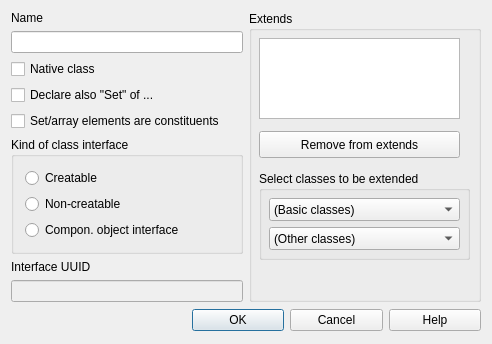
Before: the Qt Designer form lavape/src/LavaPE_UI/idd_interfacebox.ui in berkus/lavape, drawn with Qt 5.
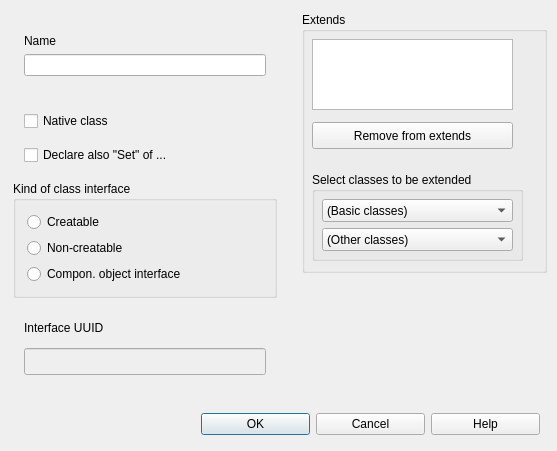
After: the same form once the commit is applied.

What changed in the file:
```diff
--- a/lavape/src/LavaPE_UI/idd_interfacebox.ui
+++ b/lavape/src/LavaPE_UI/idd_interfacebox.ui
@@ -5,8 +5,8 @@
    <rect>
     <x>0</x>
     <y>0</y>
-    <width>492</width>
-    <height>321</height>
+    <width>557</width>
+    <height>451</height>
    </rect>
   </property>
   <property name="sizePolicy" >
@@ -18,11 +18,134 @@
   <property name="windowTitle" >
    <string>Lava Class</string>
   </property>
-  <layout class="QVBoxLayout" >
+  <widget class="QWidget" native="1" name="widget" >
+   <property name="geometry" >
+    <rect>
+     <x>12</x>
+     <y>401</y>
+     <width>539</width>
+     <height>46</height>
+    </rect>
+   </property>
+   <property name="sizePolicy" >
+    <sizepolicy vsizetype="Fixed" hsizetype="Preferred" >
+     <horstretch>0</horstretch>
+     <verstretch>0</verstretch>
+    </sizepolicy>
+   </property>
+   <layout class="QHBoxLayout" name="horizontalLayout" >
    <item>
-    <layout class="QHBoxLayout" >
+     <spacer>
+      <property name="sizePolicy" >
+       <sizepolicy vsizetype="Minimum" hsizetype="MinimumExpanding" >
+        <horstretch>0</horstretch>
+        <verstretch>0</verstretch>
+       </sizepolicy>
+      </property>
+      <property name="orientation" >
+       <enum>Qt::Horizontal</enum>
+      </property>
+      <property name="sizeType" >
+       <enum>QSizePolicy::MinimumExpanding</enum>
+      </property>
+      <property name="sizeHint" stdset="0" >
+       <size>
+        <width>178</width>
+        <height>22</height>
+       </size>
+      </property>
+     </spacer>
+    </item>
      <item>
-      <layout class="QVBoxLayout" >
+     <widget class="QPushButton" name="ID_OK" >
+      <property name="sizePolicy" >
+       <sizepolicy vsizetype="Fixed" hsizetype="MinimumExpanding" >
+        <horstretch>0</horstretch>
+        <verstretch>0</verstretch>
+       </sizepolicy>
+      </property>
+      <property name="focusPolicy" >
+       <enum>Qt::NoFocus</enum>
+      </property>
+      <property name="text" >
+       <string>OK</string>
+      </property>
+      <property name="default" >
+       <bool>true</bool>
+      </property>
+     </widget>
+    </item>
+    <item>
+     <widget class="QPushButton" name="ID_CANCEL" >
+      <property name="sizePolicy" >
+       <sizepolicy vsizetype="Fixed" hsizetype="MinimumExpanding" >
+        <horstretch>0</horstretch>
+        <verstretch>0</verstretch>
+       </sizepolicy>
+      </property>
+      <property name="focusPolicy" >
+       <enum>Qt::NoFocus</enum>
+      </property>
+      <property name="text" >
+       <string>Cancel</string>
+      </property>
+     </widget>
+    </item>
+    <item>
+     <widget class="QPushButton" name="ID_HELP" >
+      <property name="sizePolicy" >
+       <sizepolicy vsizetype="Fixed" hsizetype="MinimumExpanding" >
+        <horstretch>0</horstretch>
+        <verstretch>0</verstretch>
+       </sizepolicy>
+      </property>
+      <property name="focusPolicy" >
+       <enum>Qt::NoFocus</enum>
+      </property>
+      <property name="text" >
+       <string>Help</string>
+      </property>
+     </widget>
+    </item>
+   </layout>
+  </widget>
+  <widget class="QWidget" native="1" name="widget_6" >
+   <property name="geometry" >
+    <rect>
+     <x>12</x>
+     <y>12</y>
+     <width>539</width>
+     <height>379</height>
+    </rect>
+   </property>
+   <property name="sizePolicy" >
+    <sizepolicy vsizetype="Preferred" hsizetype="Fixed" >
+     <horstretch>0</horstretch>
+     <verstretch>0</verstretch>
+    </sizepolicy>
+   </property>
+   <widget class="QWidget" native="1" name="widget_4" >
+    <property name="geometry" >
+     <rect>
+      <x>-10</x>
+      <y>0</y>
+      <width>286</width>
+      <height>385</height>
+     </rect>
+    </property>
+    <property name="sizePolicy" >
+     <sizepolicy vsizetype="Preferred" hsizetype="MinimumExpanding" >
+      <horstretch>0</horstretch>
+      <verstretch>0</verstretch>
+     </sizepolicy>
+    </property>
+    <layout class="QVBoxLayout" name="verticalLayout_4" >
+     <property name="spacing" >
+      <number>5</number>
+     </property>
+     <item>
+      <widget class="QWidget" native="1" name="widget_3" >
+       <layout class="QVBoxLayout" name="verticalLayout_2" >
        <item>
         <widget class="QLabel" name="Label_IDC_STATIC36" >
          <property name="sizePolicy" >
@@ -64,6 +187,12 @@
          </property>
         </widget>
        </item>
+       </layout>
+      </widget>
+     </item>
+     <item>
+      <widget class="QWidget" native="1" name="widget_5" >
+       <layout class="QVBoxLayout" name="verticalLayout_3" >
        <item>
         <widget class="QCheckBox" name="Native" >
          <property name="sizePolicy" >
@@ -102,17 +231,7 @@
          </property>
         </widget>
        </item>
-       <item>
-        <widget class="QCheckBox" name="ElemsConstituents" >
-         <property name="toolTip" >
-          <string>If this class inherits from set/chain/array then the collection elements are treated as constituents, i.e., as owned by the collection object</string>
-         </property>
-         <property name="whatsThis" >
-          <string>If this class inherits from set/chain/array then the collection elements are treated as constituents, i.e., as owned by the collection object</string>
-         </property>
-         <property name="text" >
-          <string>Set/array elements are constituents</string>
-         </property>
+       </layout>
         </widget>
        </item>
        <item>
@@ -182,10 +301,8 @@
         </widget>
        </item>
        <item>
-        <layout class="QVBoxLayout" >
-         <property name="spacing" >
-          <number>6</number>
-         </property>
+      <widget class="QWidget" native="1" name="widget_2" >
+       <layout class="QVBoxLayout" name="verticalLayout" >
          <item>
           <widget class="QLabel" name="Label_IDC_StatIDLabel_2" >
            <property name="sizePolicy" >
@@ -225,18 +342,21 @@
           </widget>
          </item>
         </layout>
-       </item>
-      </layout>
-     </item>
-     <item>
-      <layout class="QVBoxLayout" >
-       <property name="spacing" >
-        <number>15</number>
-       </property>
-       <item>
+      </widget>
+     </item>
+    </layout>
+   </widget>
         <widget class="QGroupBox" name="GroupBox_IDC_STATIC16" >
+    <property name="geometry" >
+     <rect>
+      <x>290</x>
+      <y>0</y>
+      <width>245</width>
+      <height>261</height>
+     </rect>
+    </property>
          <property name="sizePolicy" >
-          <sizepolicy vsizetype="MinimumExpanding" hsizetype="MinimumExpanding" >
+     <sizepolicy vsizetype="Preferred" hsizetype="MinimumExpanding" >
            <horstretch>0</horstretch>
            <verstretch>0</verstretch>
           </sizepolicy>
@@ -253,11 +373,11 @@
             <x>10</x>
             <y>27</y>
             <width>201</width>
-            <height>81</height>
+       <height>71</height>
            </rect>
           </property>
           <property name="sizePolicy" >
-           <sizepolicy vsizetype="MinimumExpanding" hsizetype="MinimumExpanding" >
+      <sizepolicy vsizetype="Fixed" hsizetype="Minimum" >
             <horstretch>0</horstretch>
             <verstretch>0</verstretch>
            </sizepolicy>
@@ -267,13 +387,13 @@
           <property name="geometry" >
            <rect>
             <x>10</x>
-            <y>120</y>
+       <y>110</y>
             <width>201</width>
             <height>27</height>
            </rect>
           </property>
           <property name="sizePolicy" >
-           <sizepolicy vsizetype="MinimumExpanding" hsizetype="MinimumExpanding" >
+      <sizepolicy vsizetype="Preferred" hsizetype="Preferred" >
             <horstretch>0</horstretch>
             <verstretch>0</verstretch>
            </sizepolicy>
@@ -295,7 +415,7 @@
            </rect>
           </property>
           <property name="sizePolicy" >
-           <sizepolicy vsizetype="MinimumExpanding" hsizetype="MinimumExpanding" >
+      <sizepolicy vsizetype="Preferred" hsizetype="Preferred" >
             <horstretch>0</horstretch>
             <verstretch>0</verstretch>
            </sizepolicy>
@@ -316,7 +436,7 @@
             </rect>
            </property>
            <property name="sizePolicy" >
-            <sizepolicy vsizetype="MinimumExpanding" hsizetype="MinimumExpanding" >
+       <sizepolicy vsizetype="Preferred" hsizetype="Preferred" >
              <horstretch>0</horstretch>
              <verstretch>0</verstretch>
             </sizepolicy>
@@ -350,89 +470,7 @@
           </widget>
          </widget>
         </widget>
-       </item>
-      </layout>
-     </item>
-    </layout>
-   </item>
-   <item>
-    <layout class="QHBoxLayout" >
-     <item>
-      <spacer>
-       <property name="sizePolicy" >
-        <sizepolicy vsizetype="Minimum" hsizetype="MinimumExpanding" >
-         <horstretch>0</horstretch>
-         <verstretch>0</verstretch>
-        </sizepolicy>
-       </property>
-       <property name="orientation" >
-        <enum>Qt::Horizontal</enum>
-       </property>
-       <property name="sizeType" >
-        <enum>QSizePolicy::MinimumExpanding</enum>
-       </property>
-       <property name="sizeHint" stdset="0" >
-        <size>
-         <width>181</width>
-         <height>25</height>
-        </size>
-       </property>
-      </spacer>
-     </item>
-     <item>
-      <widget class="QPushButton" name="ID_OK" >
-       <property name="sizePolicy" >
-        <sizepolicy vsizetype="Fixed" hsizetype="MinimumExpanding" >
-         <horstretch>0</horstretch>
-         <verstretch>0</verstretch>
-        </sizepolicy>
-       </property>
-       <property name="focusPolicy" >
-        <enum>Qt::NoFocus</enum>
-       </property>
-       <property name="text" >
-        <string>OK</string>
-       </property>
-       <property name="default" >
-        <bool>true</bool>
-       </property>
-      </widget>
-     </item>
-     <item>
-      <widget class="QPushButton" name="ID_CANCEL" >
-       <property name="sizePolicy" >
-        <sizepolicy vsizetype="Fixed" hsizetype="MinimumExpanding" >
-         <horstretch>0</horstretch>
-         <verstretch>0</verstretch>
-        </sizepolicy>
-       </property>
-       <property name="focusPolicy" >
-        <enum>Qt::NoFocus</enum>
-       </property>
-       <property name="text" >
-        <string>Cancel</string>
-       </property>
-      </widget>
-     </item>
-     <item>
-      <widget class="QPushButton" name="ID_HELP" >
-       <property name="sizePolicy" >
-        <sizepolicy vsizetype="Fixed" hsizetype="MinimumExpanding" >
-         <horstretch>0</horstretch>
-         <verstretch>0</verstretch>
-        </sizepolicy>
-       </property>
-       <property name="focusPolicy" >
-        <enum>Qt::NoFocus</enum>
-       </property>
-       <property name="text" >
-        <string>Help</string>
-       </property>
-      </widget>
-     </item>
-    </layout>
-   </item>
-  </layout>
+  </widget>
  </widget>
  <layoutdefault spacing="6" margin="11" />
  <tabstops>
```
Left out of the diff: 4 changed lines with no effect on the pictures. Lines whose indentation alone changed are shown as unchanged.
